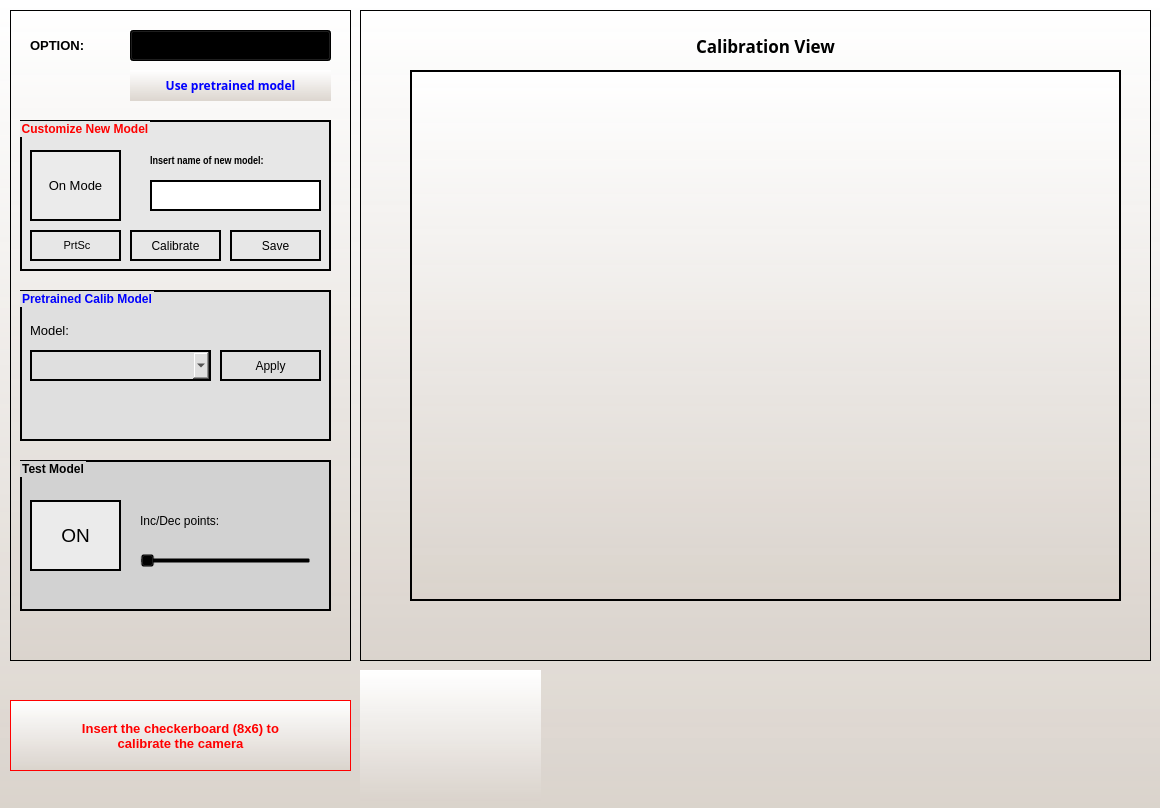
Qt form app_RobotSoftware/GUI/gui_camera.ui (hienvt123pro/Robot-Control-and-Classifier-Object) before a commit.
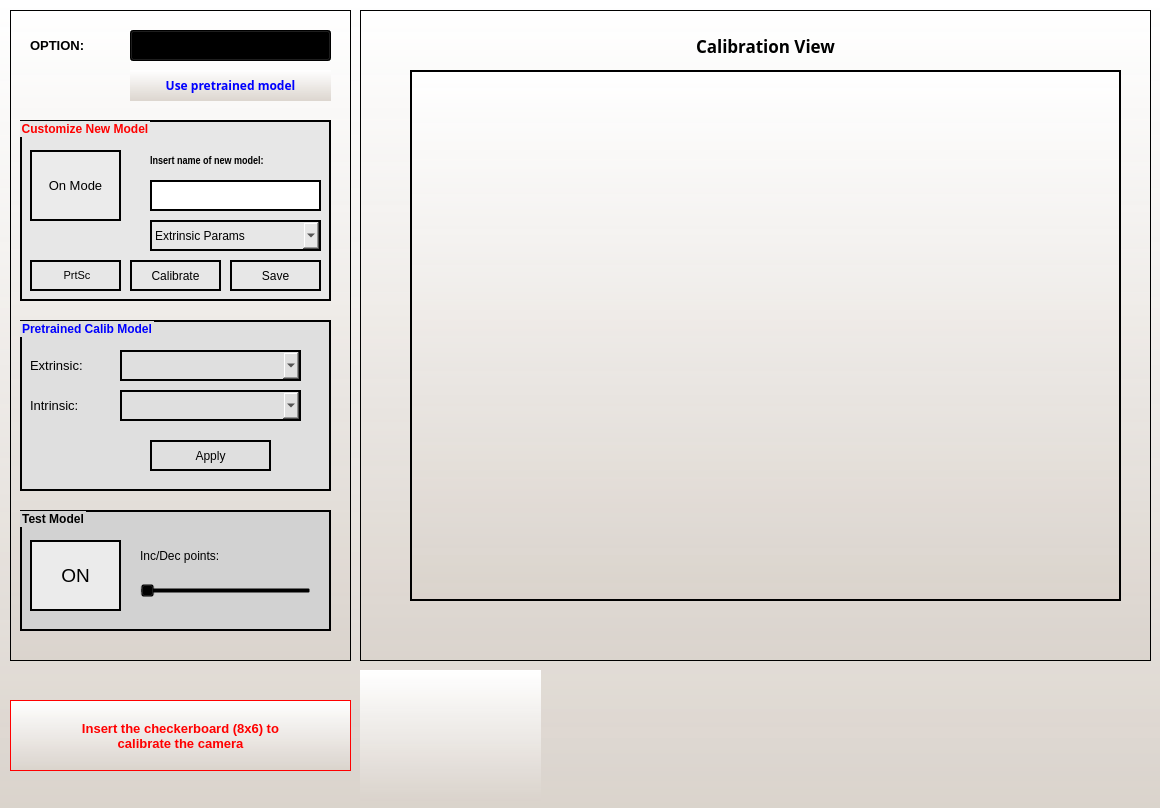
The same form after that commit. Icons and pictures are not drawn.

```diff
--- a/app_RobotSoftware/GUI/gui_camera.ui
+++ b/app_RobotSoftware/GUI/gui_camera.ui
@@ -42,9 +42,9 @@
     <property name="geometry">
      <rect>
       <x>10</x>
-      <y>280</y>
+      <y>310</y>
       <width>311</width>
-      <height>151</height>
+      <height>171</height>
      </rect>
     </property>
     <property name="font">
@@ -63,8 +63,8 @@
     <widget class="QComboBox" name="cb_calib_model">
      <property name="geometry">
       <rect>
-       <x>10</x>
-       <y>60</y>
+       <x>100</x>
+       <y>30</y>
        <width>181</width>
        <height>31</height>
       </rect>
@@ -85,8 +85,8 @@
       <rect>
        <x>10</x>
        <y>30</y>
-       <width>55</width>
-       <height>21</height>
+       <width>71</width>
+       <height>31</height>
       </rect>
      </property>
      <property name="font">
@@ -100,15 +100,15 @@
       <string notr="true">background: transparent;color: black; border:none;</string>
      </property>
      <property name="text">
-      <string>Model:</string>
+      <string>Extrinsic:</string>
      </property>
     </widget>
     <widget class="QPushButton" name="btn_apply_calib_model">
      <property name="geometry">
       <rect>
-       <x>200</x>
-       <y>60</y>
-       <width>101</width>
+       <x>130</x>
+       <y>120</y>
+       <width>121</width>
        <height>31</height>
       </rect>
      </property>
@@ -132,34 +132,43 @@
      <property name="geometry">
       <rect>
        <x>10</x>
-       <y>110</y>
-       <width>291</width>
+       <y>70</y>
+       <width>71</width>
        <height>31</height>
       </rect>
      </property>
      <property name="font">
       <font>
-       <family>Noto Sans</family>
-       <pointsize>8</pointsize>
+       <pointsize>10</pointsize>
        <weight>50</weight>
-       <italic>false</italic>
        <bold>false</bold>
       </font>
      </property>
      <property name="styleSheet">
-      <string notr="true">color: black; border:none;</string>
-     </property>
-     <property name="frameShape">
-      <enum>QFrame::NoFrame</enum>
-     </property>
-     <property name="frameShadow">
-      <enum>QFrame::Raised</enum>
+      <string notr="true">background: transparent;color: black; border:none;</string>
      </property>
      <property name="text">
-      <string/>
+      <string>Intrinsic:</string>
      </property>
-     <property name="alignment">
-      <set>Qt::AlignCenter</set>
+    </widget>
+    <widget class="QComboBox" name="cb_calib_model_in">
+     <property name="geometry">
+      <rect>
+       <x>100</x>
+       <y>70</y>
+       <width>181</width>
+       <height>31</height>
+      </rect>
+     </property>
+     <property name="font">
+      <font>
+       <pointsize>9</pointsize>
+       <weight>50</weight>
+       <bold>false</bold>
+      </font>
+     </property>
+     <property name="styleSheet">
+      <string notr="true">color: black;</string>
      </property>
     </widget>
    </widget>
@@ -167,9 +176,9 @@
     <property name="geometry">
      <rect>
       <x>10</x>
-      <y>450</y>
+      <y>500</y>
       <width>311</width>
-      <height>151</height>
+      <height>121</height>
      </rect>
     </property>
     <property name="font">
@@ -189,7 +198,7 @@
      <property name="geometry">
       <rect>
        <x>10</x>
-       <y>40</y>
+       <y>30</y>
        <width>91</width>
        <height>71</height>
       </rect>
@@ -218,7 +227,7 @@
      <property name="geometry">
       <rect>
        <x>120</x>
-       <y>90</y>
+       <y>70</y>
        <width>171</width>
        <height>21</height>
       </rect>
@@ -245,7 +254,7 @@
      <property name="geometry">
       <rect>
        <x>120</x>
-       <y>45</y>
+       <y>30</y>
        <width>171</width>
        <height>31</height>
       </rect>
@@ -271,7 +280,7 @@
       <x>10</x>
       <y>110</y>
       <width>311</width>
-      <height>151</height>
+      <height>181</height>
      </rect>
     </property>
     <property name="font">
@@ -320,7 +329,7 @@
      <property name="geometry">
       <rect>
        <x>10</x>
-       <y>110</y>
+       <y>140</y>
        <width>91</width>
        <height>31</height>
       </rect>
@@ -350,7 +359,7 @@
      <property name="geometry">
       <rect>
        <x>110</x>
-       <y>110</y>
+       <y>140</y>
        <width>91</width>
        <height>31</height>
       </rect>
@@ -379,7 +388,7 @@
      <property name="geometry">
       <rect>
        <x>210</x>
-       <y>110</y>
+       <y>140</y>
        <width>91</width>
        <height>31</height>
       </rect>
@@ -466,6 +475,36 @@
       <enum>QAbstractScrollArea::AdjustToContents</enum>
      </property>
     </widget>
+    <widget class="QComboBox" name="cb_intrinsic_extrinsic">
+     <property name="geometry">
+      <rect>
+       <x>130</x>
+       <y>100</y>
+       <width>171</width>
+       <height>31</height>
+      </rect>
+     </property>
+     <property name="font">
+      <font>
+       <pointsize>9</pointsize>
+       <weight>50</weight>
+       <bold>false</bold>
+      </font>
+     </property>
+     <property name="styleSheet">
+      <string notr="true">color: black;</string>
+     </property>
+     <item>
+      <property name="text">
+       <string>Extrinsic Params</string>
+      </property>
+     </item>
+     <item>
+      <property name="text">
+       <string>Intricsic Params</string>
+      </property>
+     </item>
+    </widget>
    </widget>
    <widget class="QLabel" name="label_51">
     <property name="geometry">
```
Left out of the diff: 2 changed lines with no effect on the pictures.
